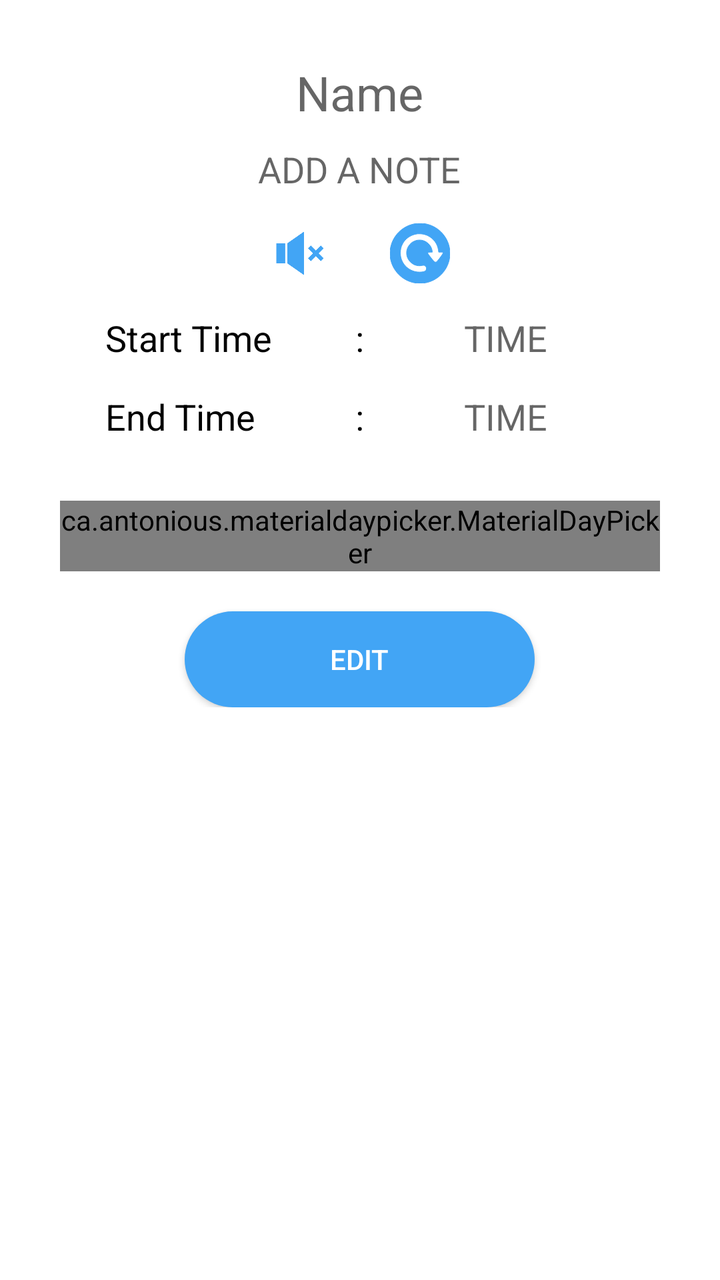
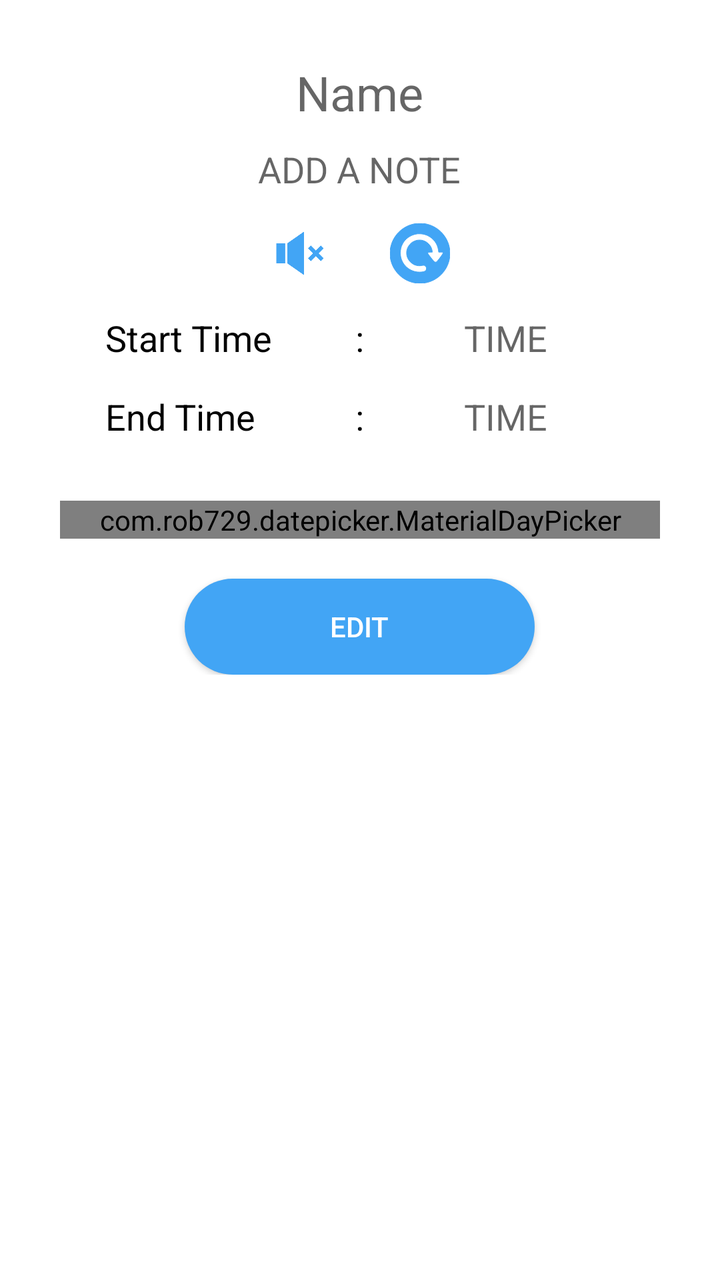

Two renders of the same Android screen: before a commit and after it. Below are the layout's source before the change and the commit's diff.
<!-- AndroidManifest.xml: application theme AppTheme -->
<!-- res/layout/fragment_details.xml -->
<?xml version="1.0" encoding="utf-8"?>
    <ScrollView
        xmlns:android="http://schemas.android.com/apk/res/android"
        xmlns:app="http://schemas.android.com/apk/res-auto"
        xmlns:tools="http://schemas.android.com/tools"
        tools:context=".ui.fragments.DetailsFragment"
            android:layout_width="match_parent"
            android:layout_height="wrap_content">
    <RelativeLayout
            android:layout_width="match_parent"
            android:layout_height="wrap_content"
            android:gravity="center"
            android:padding="30dp">

        <TextView
                android:id="@+id/profileTxt"
                android:layout_width="wrap_content"
                android:layout_height="wrap_content"
                android:hint="@string/name"
                android:textColor="@color/textColor"
                android:gravity="center"
                android:layout_centerHorizontal="true"
                android:textSize="24sp"
                android:transitionName="profileName" />

        <TextView
                android:id="@+id/profileNote"
                android:layout_width="wrap_content"
                android:layout_height="wrap_content"
                android:hint="ADD A NOTE"
                android:textColor="@color/textColor"
                android:gravity="center"
                android:layout_marginTop="10dp"
                android:layout_centerHorizontal="true"
                android:textSize="18sp"
                android:layout_below="@id/profileTxt"
                android:transitionName="profileNote" />
        <LinearLayout
                android:id="@+id/linearLayout"
                android:layout_width="wrap_content"
                android:layout_height="wrap_content"
                android:layout_marginTop="15dp"
                android:layout_centerHorizontal="true"
                android:orientation="horizontal"
                android:layout_below="@id/profileNote">

            <ImageView
                    android:id="@+id/audioMode"
                    android:layout_width="30dp"
                    android:layout_height="30dp"
                    android:src="@drawable/mute" />

            <ImageView
                    android:id="@+id/repeatWeeklyIcon"
                    android:layout_width="30dp"
                    android:layout_height="30dp"
                    android:layout_marginStart="30dp"
                    android:src="@drawable/ic_repeat" />
        </LinearLayout>

        <TextView
                android:layout_width="wrap_content"
                android:layout_height="wrap_content"
                android:layout_below="@id/linearLayout"
                android:layout_alignStart="@id/end_txt"
                android:layout_marginTop="15dp"
                android:layout_marginEnd="50dp"
                android:text="Start Time"
                android:textColor="@color/textColor"
                android:textSize="18sp" />

        <TextView
                android:id="@+id/col1"
                android:layout_width="wrap_content"
                android:layout_height="wrap_content"
                android:layout_below="@id/linearLayout"
                android:layout_centerHorizontal="true"
                android:layout_marginTop="15dp"
                android:text=":"
                android:textColor="@color/textColor"
                android:textSize="18sp" />

        <TextView
                android:id="@+id/str"
                android:layout_width="wrap_content"
                android:layout_height="wrap_content"
                android:layout_below="@id/linearLayout"
                android:layout_marginStart="50dp"
                android:layout_marginTop="15dp"
                android:layout_toEndOf="@id/col1"
                android:hint="TIME"
                android:textColor="@color/textColor"
                android:textSize="18sp" />

        <TextView
                android:id="@+id/end_txt"
                android:layout_width="wrap_content"
                android:layout_height="wrap_content"
                android:layout_below="@id/col1"
                android:layout_marginTop="15dp"
                android:layout_marginEnd="50dp"
                android:layout_toStartOf="@id/col2"
                android:text="End Time"
                android:textColor="@color/textColor"
                android:textSize="18sp" />

        <TextView
                android:id="@+id/col2"
                android:layout_width="wrap_content"
                android:layout_height="wrap_content"
                android:layout_below="@id/col1"
                android:layout_centerHorizontal="true"
                android:layout_marginTop="15dp"
                android:text=":"
                android:textColor="@color/textColor"
                android:textSize="18sp" />

        <TextView
                android:id="@+id/end"
                android:layout_width="wrap_content"
                android:layout_height="wrap_content"
                android:layout_below="@id/col1"
                android:layout_marginStart="50dp"
                android:layout_marginTop="15dp"
                android:layout_toEndOf="@id/col2"
                android:hint="TIME"
                android:textColor="@color/textColor"
                android:textSize="18sp" />

        <ca.antonious.materialdaypicker.MaterialDayPicker
                android:id="@+id/day_picker"
                android:layout_width="0dp"
                android:layout_height="wrap_content"
                android:layout_alignParentStart="true"
                android:layout_alignParentEnd="true"
                android:layout_below="@id/col2"
                android:layout_marginTop="30dp" />

        <View
            android:layout_width="wrap_content"
            android:layout_height="wrap_content"
            android:layout_alignLeft="@id/day_picker"
            android:layout_alignRight="@id/day_picker"
            android:layout_alignTop="@id/day_picker"
            android:layout_alignBottom="@id/day_picker"
            android:clickable="true"
            android:background="@android:color/transparent" />

        <androidx.appcompat.widget.AppCompatButton
                android:id="@+id/editButton"
                android:layout_width="wrap_content"
                android:layout_height="wrap_content"
                android:layout_below="@id/day_picker"
                android:layout_centerHorizontal="true"
                android:layout_marginTop="20dp"
                android:background="@drawable/button"
                android:text="Edit"
                android:textColor="#ffffff"
                app:fabSize="normal" />
    </RelativeLayout>
    </ScrollView>
<!-- resources referenced by this layout -->
<resources>
  <color name="textColor">#000000</color>
  <!-- drawable button (drawable) -->
  <?xml version="1.0" encoding="utf-8"?>
  <shape xmlns:android="http://schemas.android.com/apk/res/android"
          android:shape="rectangle" >
  
      <corners
              android:bottomLeftRadius="30dp"
              android:bottomRightRadius="30dp"
              android:radius="60dp"
              android:topLeftRadius="30dp"
              android:topRightRadius="30dp" />
  
      <solid android:color="@color/colorAccent" />
  
  
      <padding
              android:bottom="0dp"
              android:left="0dp"
              android:right="0dp"
              android:top="0dp" />
  
      <size
              android:height="40dp"
              android:width="175dp" />
  
  </shape>
  <!-- drawable ic_repeat (drawable) -->
  <vector xmlns:android="http://schemas.android.com/apk/res/android"
      android:width="980dp"
      android:height="980dp"
      android:viewportWidth="980"
      android:viewportHeight="980">
    <path
        android:pathData="M456,1.1c-103.5,7.5 -199.8,46.3 -280,112.8 -15,12.3 -50.1,47.5 -62.2,62.1 -88.1,106.8 -127,240.3 -109.8,376.5 11.9,93.4 50.1,180.1 112.4,254.5 9.8,11.7 37,39.3 49.6,50.4 132.8,116.6 315.8,153.1 482.5,96.2 89.5,-30.5 170,-87.9 228.1,-162.7 54,-69.5 88.4,-151.9 99.3,-238.4 17.9,-140.8 -24.8,-279.8 -118.5,-386.5 -11.2,-12.8 -38.6,-39.8 -50.9,-50.1 -76.3,-64.2 -166.5,-102.6 -266.5,-113.4 -17.4,-1.9 -66.4,-2.7 -84,-1.4zM513,172.5c74.7,8 137.8,38.2 191.1,91.4 22.2,22.2 38.1,43.4 52.6,70.1 20.2,37.3 33.7,83.7 36.9,126.2l0.7,9.6 13.1,0.7c7.2,0.3 20.3,0.5 29.1,0.3 14.4,-0.3 16.4,-0.1 19.9,1.7 9.2,4.7 10.3,12.7 3.7,26 -9.5,18.9 -77.5,109.4 -93.1,123.9 -7,6.4 -15.3,10.7 -22,11.4 -6.6,0.6 -15.5,-3.6 -24,-11.4 -17.2,-15.8 -90.9,-108.7 -99,-124.8 -4.7,-9.2 -3.6,-15.8 3.2,-20.9 5.8,-4.2 8.9,-4.7 32.7,-4.7 12.4,-0 25,-0.3 28,-0.7l5.4,-0.6 -0.7,-8.6c-2,-25.6 -13.1,-60.8 -26.8,-84.6 -19,-32.8 -51.9,-63.7 -87.3,-81.9 -17.9,-9.2 -40.2,-16.5 -62,-20.3 -14.2,-2.5 -53.1,-2.5 -66.5,-0 -37.8,7 -71.1,21.9 -99,44.4 -17.1,13.8 -37.9,38.1 -49.5,57.7 -30.5,51.8 -36.9,116 -17.4,173.3 19.7,57.9 65.1,105.8 121.6,128.2 37.9,15 76.1,18.3 117.8,10.1 19.1,-3.8 29.3,-3.9 38.8,-0.6 21.8,7.7 34.8,26.2 34.8,49.4 -0.1,20.1 -11,37.8 -28.7,46.2 -14.3,6.8 -51.5,12.3 -83.4,12.4 -78.3,-0 -150.3,-27.3 -210,-79.8 -29.5,-26 -53,-56.7 -71.4,-93.6 -22.8,-45.8 -32.6,-87.5 -32.6,-139 0,-29.7 2.6,-50.9 9.5,-79 19.3,-77.7 71,-147.2 140.5,-189 36.5,-22 84.1,-38.5 124,-42.9 5.2,-0.6 10.9,-1.3 12.5,-1.5 8.6,-0.9 45.5,-0.4 57.5,0.9z"
        android:fillColor="@color/colorAccent"
        android:strokeColor="@color/colorAccent"/>
  </vector>
  <!-- drawable mute: png bitmap (drawable, 3883 bytes) -->
  <string name="name">Name</string>
  <style name="AppTheme" parent="Theme.MaterialComponents.DayNight.NoActionBar">
          
          <item name="colorPrimary">@color/colorPrimary</item>
          <item name="colorPrimaryDark">@color/bgColor</item>
          <item name="colorAccent">@color/colorAccent</item>
          <item name="bottomSheetDialogTheme">@style/AppBottomSheetDialogTheme</item>
      </style>
  <color name="colorAccent">#42A5F5</color>
  <color name="colorPrimary">#1E88E5</color>
  <color name="bgColor">#fafafa</color>
  <style name="AppBottomSheetDialogTheme" parent="Theme.Design.Light.BottomSheetDialog">
          <item name="bottomSheetStyle">@style/AppModalStyle</item>
      </style>
  <style name="AppModalStyle" parent="Widget.Design.BottomSheet.Modal">
          <item name="android:background">@drawable/rounded_dialog</item>
      </style>
  <!-- drawable rounded_dialog (drawable) -->
  <shape xmlns:android="http://schemas.android.com/apk/res/android"
          android:shape="rectangle" android:padding="15dp">
          <solid android:color="@color/bgColor"/>
  
      <corners
              android:topLeftRadius="25dp"
              android:topRightRadius="25dp" />
  
  
  </shape>
</resources>

<!-- the commit's change to res/layout/fragment_details.xml (unified diff, before → after) -->
@@ -127,7 +127,7 @@
                 android:textColor="@color/textColor"
                 android:textSize="18sp" />
 
-        <ca.antonious.materialdaypicker.MaterialDayPicker
+        <com.rob729.datepicker.MaterialDayPicker
                 android:id="@+id/day_picker"
                 android:layout_width="0dp"
                 android:layout_height="wrap_content"
